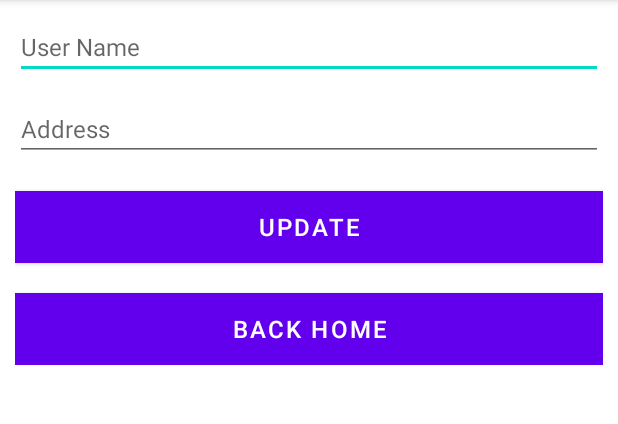
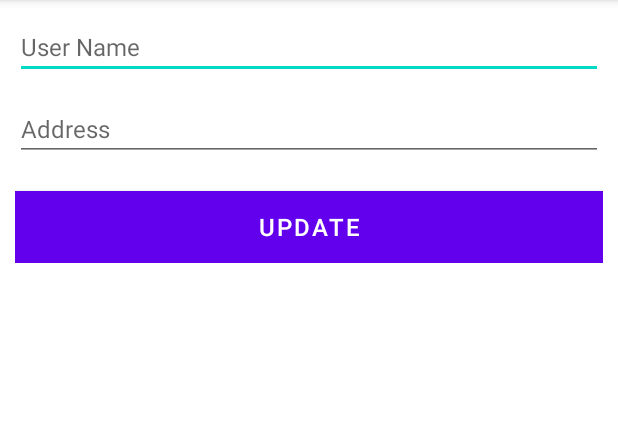
Before and after one commit to phunlh2001/PE-PRM391-Example-1, an Android app: the UpdateActivity screen opened directly, with no data from a screen before it, on a phone screen of 412 x 824 dp, the part 84-508 px from its top. Run offline under Robolectric (Android 15) with nearby library versions, the phone set to English and light mode, and no system bars; 3 statements that could not run were skipped.

Commit message:
fix: remove button backToHome

```diff
--- a/app/src/main/res/layout/activity_update.xml
+++ b/app/src/main/res/layout/activity_update.xml
@@ -33,13 +33,4 @@
         android:layout_marginTop="20dp"
         android:text="@string/button_update"/>
 
-    <Button
-        android:id="@+id/backToHome"
-        android:layout_width="match_parent"
-        android:layout_height="wrap_content"
-        android:textSize="16sp"
-        android:background="@color/teal_700"
-        android:layout_marginTop="20dp"
-        android:text="@string/back_to_home"/>
-
 </LinearLayout>
--- a/app/src/main/res/values/strings.xml
+++ b/app/src/main/res/values/strings.xml
@@ -5,6 +5,5 @@
     <string name="button_add">Add User</string>
     <string name="button_update">Update</string>
     <string name="button_delete">Delete</string>
-    <string name="back_to_home">Back Home</string>
     <string name="clear_all">Clear All</string>
 </resources>
```
